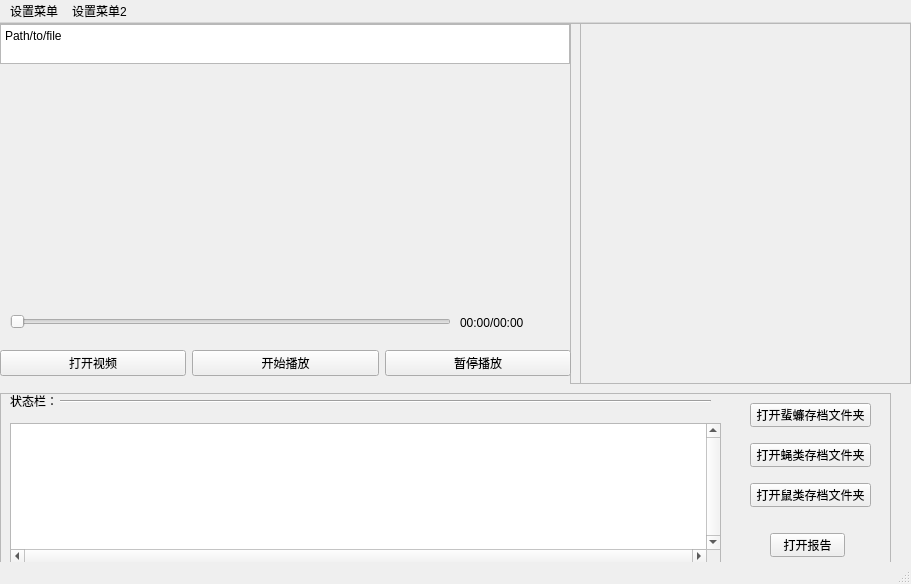
Above: ui/tab7.ui from 2950067210dqy/pyqt6_project_smart_device before the change. Below: the same form after it.
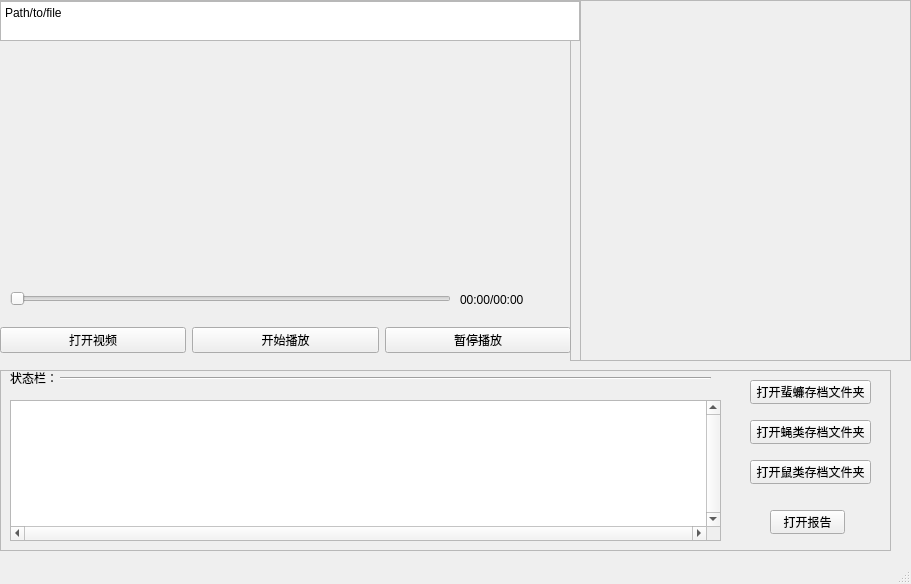
That is the form after the change.

Diff of the .ui file:
```diff
--- a/ui/tab7.ui
+++ b/ui/tab7.ui
@@ -187,7 +187,7 @@
      <rect>
       <x>-1</x>
       <y>0</y>
-      <width>571</width>
+      <width>581</width>
       <height>41</height>
      </rect>
     </property>
@@ -205,7 +205,7 @@
          <rect>
           <x>0</x>
           <y>0</y>
-          <width>567</width>
+          <width>577</width>
           <height>37</height>
          </rect>
         </property>
@@ -214,7 +214,7 @@
           <rect>
            <x>0</x>
            <y>0</y>
-           <width>571</width>
+           <width>581</width>
            <height>41</height>
           </rect>
          </property>
@@ -307,30 +307,6 @@
     </property>
    </widget>
   </widget>
-  <widget class="QMenuBar" name="menubar">
-   <property name="geometry">
-    <rect>
-     <x>0</x>
-     <y>0</y>
-     <width>911</width>
-     <height>22</height>
-    </rect>
-   </property>
-   <widget class="QMenu" name="menu">
-    <property name="title">
-     <string>设置菜单</string>
-    </property>
-    <addaction name="action123132"/>
-    <addaction name="separator"/>
-   </widget>
-   <widget class="QMenu" name="menu_2">
-    <property name="title">
-     <string>设置菜单2</string>
-    </property>
-   </widget>
-   <addaction name="menu"/>
-   <addaction name="menu_2"/>
-  </widget>
   <widget class="QStatusBar" name="statusbar"/>
   <action name="action123132">
    <property name="text">
```
